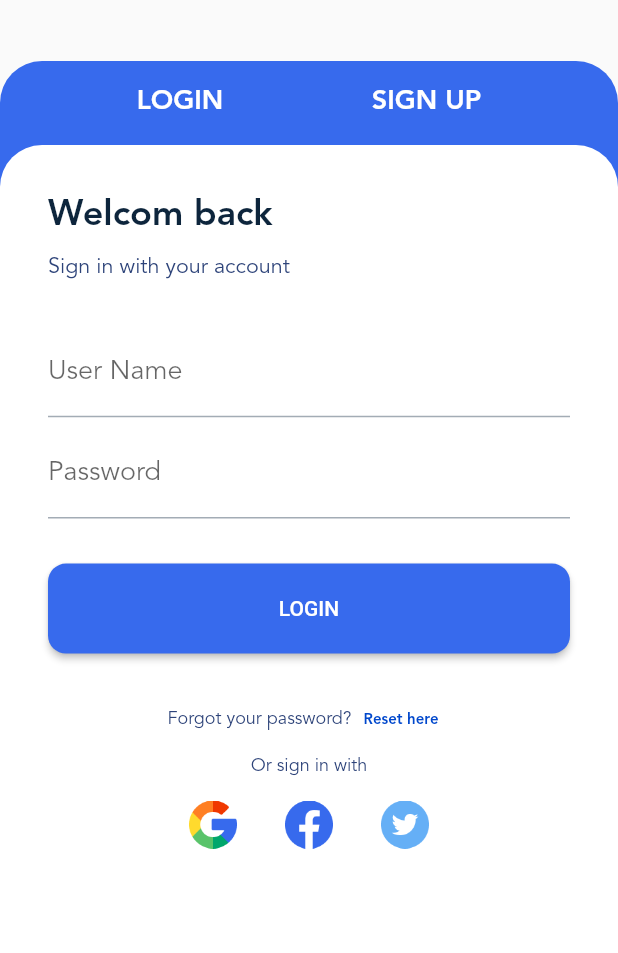
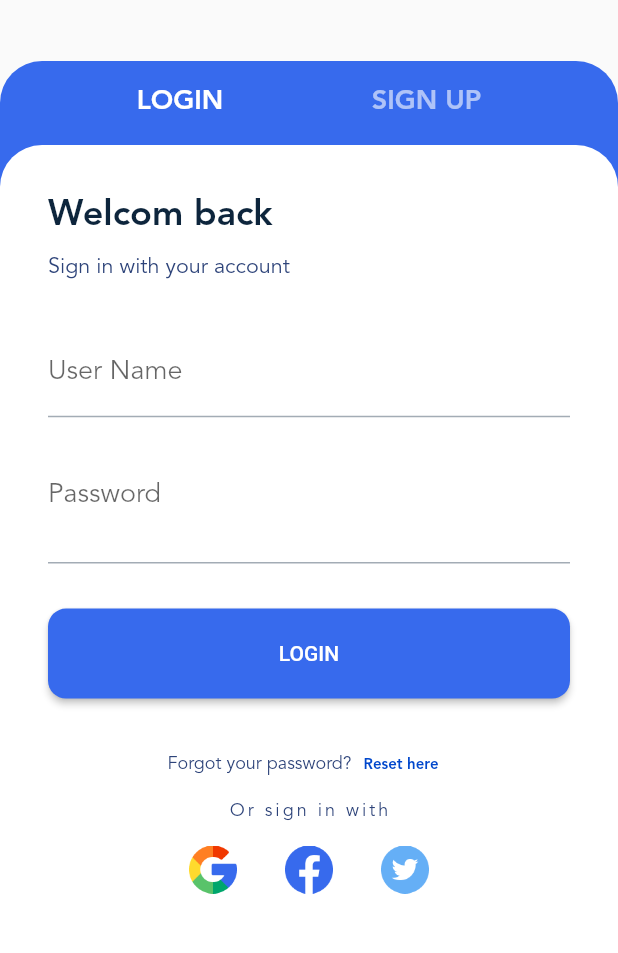
Before and after one commit to amirtorabi/blog_club, a Flutter app: the Login screen opened directly, after a tap on "LOGIN", on a phone screen of 412 x 824 dp, the part 132-1085 px from its top. Run offline on Flutter 3.47's test engine with Material 2 defaults, Android fonts, the phone set to English and light mode, and no system bars; our stand-ins replace dotted_border, flutter_svg, gradient_borders, smooth_page_indicator; generated files the repository leaves out were written again.

Commit message:
added login page - step 3

```diff
--- a/lib/data.dart
+++ b/lib/data.dart
@@ -159,3 +159,5 @@ class AppDatabase {
     return items;
   }
 }
+
+//test
--- a/lib/l10n/app_en.arb
+++ b/lib/l10n/app_en.arb
@@ -4,8 +4,11 @@
     "description": "The conventional newborn programmer greeting"
   },
   "loginWelcom": "Welcom back",
+  "signUpWelcom": "Welcom Guest",
   "loginSignInDescription":"Sign in with your account",
+  "loginSignUpDescription":"Sign up ",
   "loginTextFieldUser":"User Name",
   "loginTextFieldPassword":"Password",
-  "loginButton":"LOGIN"
+  "loginButton":"LOGIN",
+  "signUpButton":"SIGN UP"
 }
--- a/lib/l10n/app_fa.arb
+++ b/lib/l10n/app_fa.arb
@@ -4,9 +4,11 @@
     "description": "The conventional newborn programmer greeting"
   },
   "loginWelcom": "خوش آمدید",
-  "loginSignInDescription": "با اکانت خود وارد شوید",
-  "loginTextFieldUser": "UserName",
-  "loginTextFieldPassword": "Password",
-  "loginButton":"ورود"
-
+  "signUpWelcom": "خوش آمدید میهمان",
+  "loginSignInDescription": "جهت استفاده از برنامه ثبت نام کنید",
+  "loginSignUpDescription": "ثبت نام ",
+  "loginTextFieldUser": "یوزر نیم",
+  "loginTextFieldPassword": "پسورد",
+  "loginButton": "ورود",
+  "signUpButton": "ثبت نام"
 }
--- a/lib/login.dart
+++ b/lib/login.dart
@@ -10,6 +10,18 @@ class Login extends StatefulWidget {
 }
 
 class _LoginState extends State<Login> {
+  AuthStatus _authStatus = AuthStatus.signup;
+
+  void updateAuthState(AuthStatus authStatus) {
+    setState(() {
+      if (authStatus == AuthStatus.login) {
+        _authStatus = AuthStatus.login;
+      } else if (authStatus == AuthStatus.signup) {
+        _authStatus = AuthStatus.signup;
+      }
+    });
+  }
+
   @override
   Widget build(BuildContext context) {
     AppLocalizations? localizations = AppLocalizations.of(context);
@@ -44,16 +56,26 @@ class _LoginState extends State<Login> {
                       mainAxisAlignment: MainAxisAlignment.spaceEvenly,
                       children: [
                         TextButton(
-                            onPressed: () {},
+                            onPressed: () {
+                              updateAuthState(AuthStatus.login);
+                            },
                             child: Text(
                               'login'.toUpperCase(),
-                              style: tabTextStyle,
+                              style: tabTextStyle.apply(
+                                  color: _authStatus == AuthStatus.login
+                                      ? Colors.white
+                                      : Colors.white60),
                             )),
                         TextButton(
-                            onPressed: () {},
+                            onPressed: () {
+                              updateAuthState(AuthStatus.signup);
+                            },
                             child: Text(
                               'sign up'.toUpperCase(),
-                              style: tabTextStyle,
+                              style: tabTextStyle.apply(
+                                  color: _authStatus == AuthStatus.signup
+                                      ? Colors.white
+                                      : Colors.white60),
                             )),
                       ],
                     ),
@@ -69,99 +91,14 @@ class _LoginState extends State<Login> {
                       child: Padding(
                         padding: const EdgeInsets.fromLTRB(32, 32, 32, 16),
                         child: SingleChildScrollView(
-                          child: Column(
-                            mainAxisAlignment: MainAxisAlignment.start,
-                            crossAxisAlignment: CrossAxisAlignment.start,
-                            children: [
-                              Text(
-                                localizations!.loginWelcom,
-                                style: themeData.textTheme.headlineMedium,
-                              ),
-                              Padding(
-                                padding:
-                                    const EdgeInsets.only(top: 12, bottom: 32),
-                                child: Text(
-                                  localizations.loginSignInDescription,
-                                  style: themeData.textTheme.bodyMedium!
-                                      .apply(fontSizeFactor: 1.2),
-                                ),
-                              ),
-                              TextField(
-                                  decoration: InputDecoration(
-                                      labelText:
-                                          localizations.loginTextFieldUser)),
-                              const SizedBox(height: 8),
-                              TextField(
-                                obscureText: true,
-                                autocorrect: false,
-                                enableSuggestions: false,
-                                keyboardType: TextInputType.number,
-                                decoration: InputDecoration(
-                                    labelText:
-                                        localizations.loginTextFieldPassword),
-                              ),
-                              const SizedBox(height: 30),
-                              SizedBox(
-                                width: double.infinity,
-                                height: 60,
-                                child: ElevatedButton(
-                                    style: ButtonStyle(
-                                        shape: MaterialStateProperty.all(
-                                            RoundedRectangleBorder(
-                                                borderRadius:
-                                                    BorderRadius.circular(
-                                                        12)))),
-                                    onPressed: () {},
-                                    child: Text(localizations.loginButton)),
-                              ),
-                              Padding(
-                                padding:
-                                    const EdgeInsets.only(top: 20, bottom: 32),
-                                child: Column(
-                                  children: [
-                                    Row(
-                                      mainAxisAlignment:
-                                          MainAxisAlignment.center,
-                                      children: [
-                                        Text('Forgot your password?',
-                                            style:
-                                                themeData.textTheme.bodyMedium),
-                                        TextButton(
-                                            onPressed: () {},
-                                            child: Text(
-                                              'Reset here',
-                                              style:
-                                                  themeData.textTheme.bodySmall,
-                                            )),
-                                      ],
-                                    ),
-                                    const Text("Or sign in with",
-                                        style: TextStyle(
-                                          fontSize: 12,
-                                          fontWeight: FontWeight.w400,
-                                        )),
-                                    Row(
-                                      mainAxisAlignment:
-                                          MainAxisAlignment.center,
-                                      children: [
-                                        Assets.img.icons.google
-                                            .image(width: 32, height: 32),
-                                        Padding(
-                                          padding: const EdgeInsets.fromLTRB(
-                                              32, 16, 32, 16),
-                                          child: Assets.img.icons.facebook
-                                              .image(width: 32, height: 32),
-                                        ),
-                                        Assets.img.icons.twitter
-                                            .image(width: 32, height: 32),
-                                      ],
-                                    )
-                                  ],
-                                ),
-                              ),
-                            ],
-                          ),
-                        ),
+                            child: _authStatus == AuthStatus.login
+                                ? _Login(
+                                    localizations: localizations,
+                                    themeData: themeData)
+                                : _SignUp(
+                                    localizations: localizations,
+                                    themeData: themeData,
+                                  )),
                       ),
                     ),
                   ),
@@ -174,3 +111,216 @@ class _LoginState extends State<Login> {
     );
   }
 }
+
+enum AuthStatus { login, signup }
+
+class _Login extends StatelessWidget {
+  const _Login({
+    super.key,
+    required this.localizations,
+    required this.themeData,
+  });
+
+  final AppLocalizations? localizations;
+  final ThemeData themeData;
+
+  @override
+  Widget build(BuildContext context) {
+    return Column(
+      mainAxisAlignment: MainAxisAlignment.start,
+      crossAxisAlignment: CrossAxisAlignment.start,
+      children: [
+        Text(
+          localizations!.loginWelcom,
+          style: themeData.textTheme.headlineMedium,
+        ),
+        Padding(
+          padding: const EdgeInsets.only(top: 12, bottom: 32),
+          child: Text(
+            localizations!.loginSignInDescription,
+            style: themeData.textTheme.bodyMedium!.apply(fontSizeFactor: 1.2),
+          ),
+        ),
+        TextField(
+            decoration:
+                InputDecoration(labelText: localizations!.loginTextFieldUser)),
+        const SizedBox(height: 8),
+        _PasswordTextField(localizations: localizations),
+        const SizedBox(height: 30),
+        SizedBox(
+          width: double.infinity,
+          height: 60,
+          child: ElevatedButton(
+              style: ButtonStyle(
+                  shape: MaterialStateProperty.all(RoundedRectangleBorder(
+                      borderRadius: BorderRadius.circular(12)))),
+              onPressed: () {},
+              child: Text(localizations!.loginButton)),
+        ),
+        Padding(
+          padding: const EdgeInsets.only(top: 20, bottom: 32),
+          child: Column(
+            // mainAxisSize: MainAxisSize.min,
+            children: [
+              Row(
+                mainAxisAlignment: MainAxisAlignment.center,
+                children: [
+                  Text('Forgot your password?',
+                      style: themeData.textTheme.bodyMedium),
+                  TextButton(
+                    onPressed: () {},
+                    child: Text(
+                      'Reset here',
+                      style: themeData.textTheme.bodySmall,
+                    ),
+                  ),
+                ],
+              ),
+              const Text(
+                "Or sign in with",
+                style: TextStyle(
+                  letterSpacing: 2,
+                  fontSize: 12,
+                  fontWeight: FontWeight.w400,
+                ),
+              ),
+              Row(
+                mainAxisAlignment: MainAxisAlignment.center,
+                children: [
+                  Assets.img.icons.google.image(width: 32, height: 32),
+                  Padding(
+                    padding: const EdgeInsets.fromLTRB(32, 16, 32, 16),
+                    child:
+                        Assets.img.icons.facebook.image(width: 32, height: 32),
+                  ),
+                  Assets.img.icons.twitter.image(width: 32, height: 32),
+                ],
+              )
+            ],
+          ),
+        ),
+      ],
+    );
+  }
+}
+
+class _SignUp extends StatelessWidget {
+  const _SignUp({
+    super.key,
+    required this.localizations,
+    required this.themeData,
+  });
+
+  final AppLocalizations? localizations;
+  final ThemeData themeData;
+
+  @override
+  Widget build(BuildContext context) {
+    return Column(
+      mainAxisAlignment: MainAxisAlignment.start,
+      crossAxisAlignment: CrossAxisAlignment.start,
+      children: [
+        Text(
+          localizations!.signUpWelcom,
+          style: themeData.textTheme.headlineMedium,
+        ),
+        Padding(
+          padding: const EdgeInsets.only(top: 12, bottom: 32),
+          child: Text(
+            localizations!.loginSignUpDescription,
+            style: themeData.textTheme.bodyMedium!.apply(fontSizeFactor: 1.2),
+          ),
+        ),
+        TextField(
+            decoration:
+                InputDecoration(labelText: localizations!.loginTextFieldUser)),
+        const SizedBox(height: 8),
+        _PasswordTextField(localizations: localizations),
+        const SizedBox(height: 30),
+        SizedBox(
+          width: double.infinity,
+          height: 60,
+          child: ElevatedButton(
+              style: ButtonStyle(
+                  shape: MaterialStateProperty.all(RoundedRectangleBorder(
+                      borderRadius: BorderRadius.circular(12)))),
+              onPressed: () {},
+              child: Text(localizations!.signUpButton)),
+        ),
+        Padding(
+          padding: const EdgeInsets.only(top: 20, bottom: 32),
+          child: Column(
+            // mainAxisSize: MainAxisSize.min,
+            children: [
+              const Row(
+                mainAxisAlignment: MainAxisAlignment.center,
+                children: [
+                  SizedBox(height: 32),
+                  Text(
+                    "Or sign in with",
+                    style: TextStyle(
+                      letterSpacing: 2,
+                      fontSize: 12,
+                      fontWeight: FontWeight.w400,
+                    ),
+                  ),
+                ],
+              ),
+              Row(
+                mainAxisAlignment: MainAxisAlignment.center,
+                children: [
+                  Assets.img.icons.google.image(width: 32, height: 32),
+                  Padding(
+                    padding: const EdgeInsets.fromLTRB(32, 16, 32, 16),
+                    child:
+                        Assets.img.icons.facebook.image(width: 32, height: 32),
+                  ),
+                  Assets.img.icons.twitter.image(width: 32, height: 32),
+                ],
+              )
+            ],
+          ),
+        ),
+      ],
+    );
+  }
+}
+
+class _PasswordTextField extends StatefulWidget {
+  const _PasswordTextField({
+    super.key,
+    required this.localizations,
+  });
+
+  final AppLocalizations? localizations;
+
+  @override
+  State<_PasswordTextField> createState() => _PasswordTextFieldState();
+}
+
+class _PasswordTextFieldState extends State<_PasswordTextField> {
+  bool _obscureText = true;
+
+  @override
+  Widget build(BuildContext context) {
+    return TextField(
+      obscureText: _obscureText,
+      autocorrect: false,
+      enableSuggestions: false,
+      keyboardType: TextInputType.number,
+      decoration: InputDecoration(
+        labelText: widget.localizations!.loginTextFieldPassword,
+        suffix: TextButton(
+          onPressed: () {
+            setState(() {
+              _obscureText = !_obscureText;
+            });
+          },
+          child: Text(
+            _obscureText ? 'Show' : 'Hide',
+          ),
+        ),
+      ),
+    );
+  }
+}
--- a/lib/onboarding.dart
+++ b/lib/onboarding.dart
@@ -33,14 +33,16 @@ class _OnBoardingState extends State<OnBoarding> {
   Widget build(BuildContext context) {
     var onBoardingItems = AppDatabase.onBoardingItems;
     return Scaffold(
-      body: Column(
+      body: SafeArea(
+        child: Column(
           children: [
             Expanded(child: Assets.img.background.onboarding.image()),
             Container(
               height: 240,
               decoration: const BoxDecoration(
                 borderRadius: BorderRadius.only(
-                  topLeft: Radius.circular(28), topRight: Radius.circular(28)),
+                    topLeft: Radius.circular(28),
+                    topRight: Radius.circular(28)),
               ),
               child: Column(
                 children: [
@@ -56,7 +58,8 @@ class _OnBoardingState extends State<OnBoarding> {
                             children: [
                               Text(
                                 onBoardingItems[index].title,
-                              style: Theme.of(context).textTheme.headlineSmall,
+                                style:
+                                    Theme.of(context).textTheme.headlineSmall,
                               ),
                               const SizedBox(
                                 height: 16,
@@ -118,6 +121,7 @@ class _OnBoardingState extends State<OnBoarding> {
             )
           ],
         ),
+      ),
     );
   }
 }
```
Lines whose indentation alone changed are shown as unchanged.
